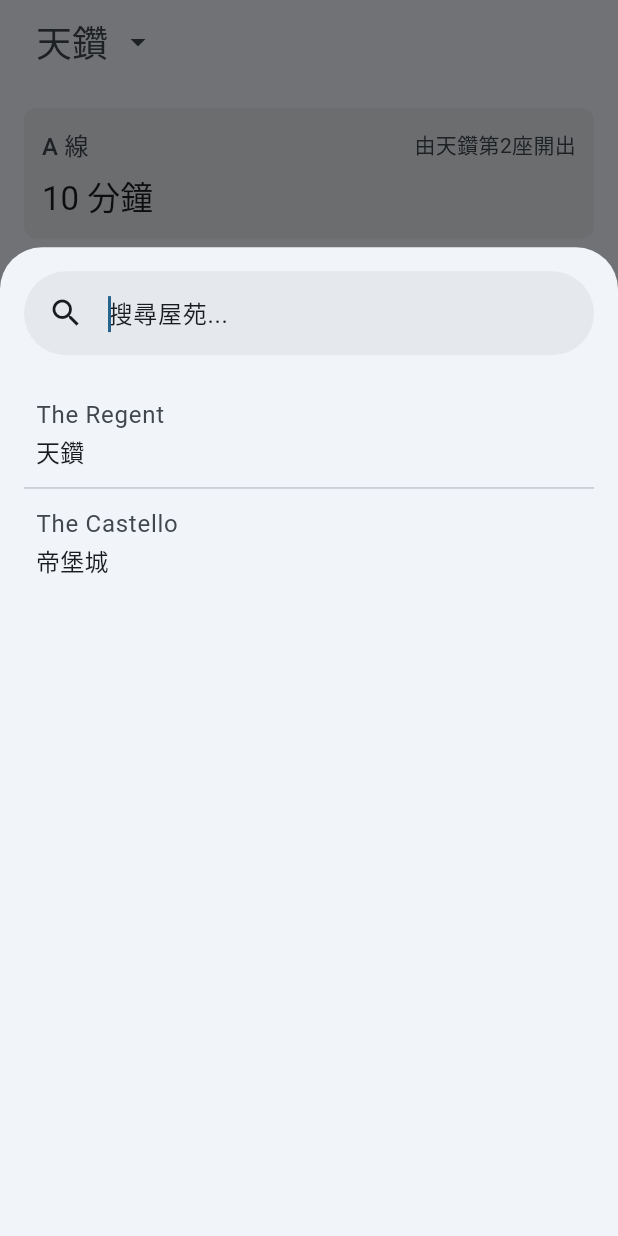
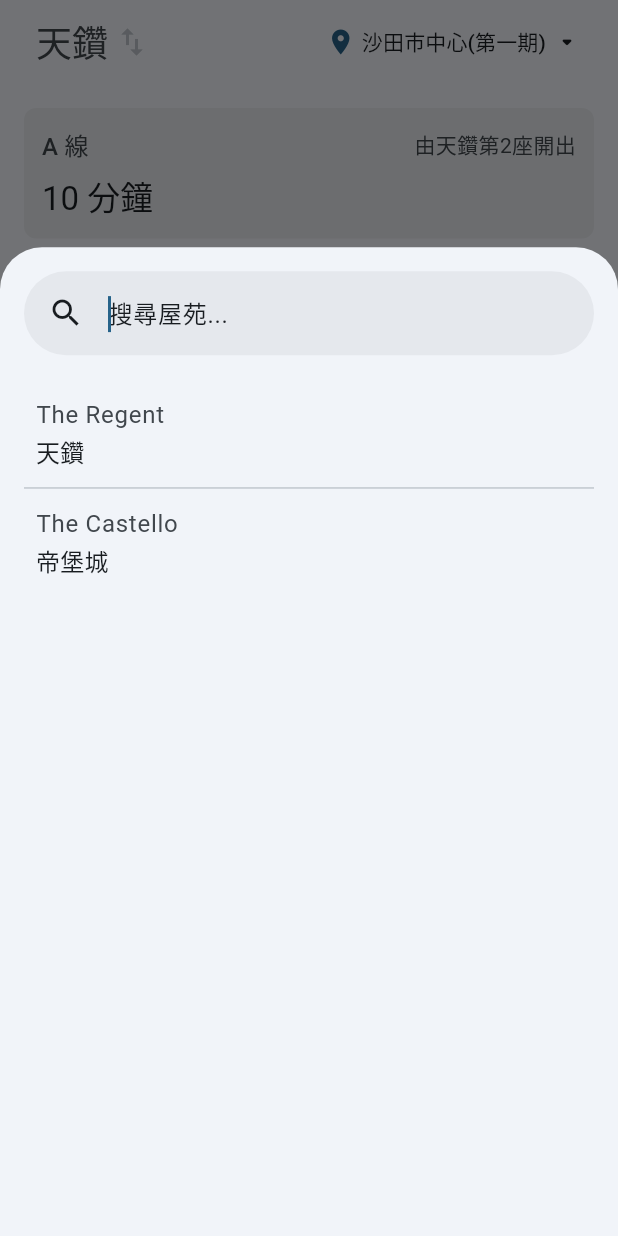
Before and after one commit to willixmch/shuttle, a Flutter app: the screen it shows after launch, after a tap on "天鑽", on a phone screen of 412 x 824 dp. Run offline on Flutter 3.47's test engine with Material 3 defaults, Android fonts, the light colour scheme and no system bars; our stand-ins replace shared_preferences, sqflite; accounts and stored records are empty.

Commit message:
Added Notes & Location in Home Bar

```diff
--- a/lib/components/estate_filter_sheet.dart
+++ b/lib/components/estate_filter_sheet.dart
@@ -1,10 +1,10 @@
-import 'package:flutter/material.dart';
-import 'package:shuttle/models/estate.dart';
-import 'package:shuttle/services/database_helper.dart';
+import 'package:flutter/material.dart'; // Flutter UI components
+import 'package:shuttle/models/estate.dart'; // Estate model
+import 'package:shuttle/services/database_helper.dart'; // Database helper
 
-// A bottom sheet widget for filtering estates with a search bar and estate list.
+// Bottom sheet for filtering estates with search and list
 class EstateFilterSheet extends StatefulWidget {
-  final ValueChanged<Estate> onEstateSelected;
+  final ValueChanged<Estate> onEstateSelected; // Callback for selected estate
 
   const EstateFilterSheet({
     super.key,
@@ -16,20 +16,19 @@
 }
 
 class _EstateFilterSheetState extends State<EstateFilterSheet> {
-  final DatabaseHelper _dbHelper = DatabaseHelper.instance;
-  final TextEditingController _searchController = TextEditingController();
-  final FocusNode _searchFocusNode = FocusNode(); // Add FocusNode
-  List<Estate> _estates = [];
-  List<Estate> _filteredEstates = [];
-  bool _isLoading = true;
+  final DatabaseHelper _dbHelper = DatabaseHelper.instance; // Database helper instance
+  final TextEditingController _searchController = TextEditingController(); // Search bar input controller
+  final FocusNode _searchFocusNode = FocusNode(); // Auto search bar focus
+  List<Estate> _estates = []; // Full estate list
+  List<Estate> _filteredEstates = []; // Filtered estate list
+  bool _isLoading = true; // Loading state
 
   @override
   void initState() {
     super.initState();
-    _loadEstates();
-    _searchController.addListener(_filterEstates);
-
-    // Request focus when the widget is built
+    _loadEstates(); // Fetch estates
+    _searchController.addListener(_filterEstates); // Listen for search input
+    // Auto-focus search bar after widget builds
     WidgetsBinding.instance.addPostFrameCallback((_) {
       _searchFocusNode.requestFocus();
     });
@@ -37,12 +36,12 @@
 
   @override
   void dispose() {
-    _searchController.dispose();
-    _searchFocusNode.dispose(); // Dispose FocusNode
+    _searchController.dispose(); // Clean up search controller
+    _searchFocusNode.dispose(); // Clean up focus node
     super.dispose();
   }
 
-  // Loads all estates from the database.
+  // Fetch all estates from database
   Future<void> _loadEstates() async {
     final estates = await _dbHelper.getAllEstates();
     if (mounted) {
@@ -54,7 +53,7 @@
     }
   }
 
-  // Filters estates based on the search query (searches both English and Chinese titles).
+  // Filter estates by search query (English/Chinese titles)
   void _filterEstates() {
     final query = _searchController.text.toLowerCase();
     setState(() {
@@ -67,57 +66,52 @@
 
   @override
   Widget build(BuildContext context) {
-
     final color = Theme.of(context).colorScheme;
     final typescale = Theme.of(context).textTheme;
 
     return Container(
-      padding: const EdgeInsets.all(16.0),
-      height: MediaQuery.of(context).size.height * 0.8, // 80% of screen height
+      padding: const EdgeInsets.all(16.0), // Padding for content
+      height: MediaQuery.of(context).size.height * 0.8, // 80% screen height
       child: Column(
         children: [
-          // Material 3 SearchBar without shadow
+          // Search bar for filtering estates
           SearchBar(
-            controller: _searchController,
-            focusNode: _searchFocusNode, // Attach FocusNode here
-            hintText: '搜尋屋苑...',
-            leading: const Icon(Icons.search),
-            textStyle: WidgetStatePropertyAll(typescale.bodyLarge),
-            padding: const WidgetStatePropertyAll(EdgeInsets.symmetric(horizontal: 16.0)),
+            controller: _searchController, // Connects to input
+            focusNode: _searchFocusNode, // Manages focus
+            hintText: '搜尋屋苑...', // Placeholder text
+            leading: const Icon(Icons.search), // Search icon
+            textStyle: WidgetStatePropertyAll(typescale.bodyLarge), // Text style
+            padding: const WidgetStatePropertyAll(EdgeInsets.symmetric(horizontal: 16.0)), // Inner padding
             elevation: const WidgetStatePropertyAll(0.0), // No shadow
           ),
-          const SizedBox(height: 16.0),
-          // Estate list or loading indicator
+          const SizedBox(height: 16.0), // Space below search bar
+          // List of estates or loading/no results
           Expanded(
             child: _isLoading
-                ? const Center(child: CircularProgressIndicator())
+                ? const Center(child: CircularProgressIndicator()) // Show loading
                 : _filteredEstates.isEmpty
-                    ? const Center(child: Text('沒有結果'))
+                    ? const Center(child: Text('沒有結果')) // Show no results
                     : ListView.separated(
-                        itemCount: _filteredEstates.length,
+                        itemCount: _filteredEstates.length, // Number of estates
                         itemBuilder: (context, index) {
                           final estate = _filteredEstates[index];
                           return ListTile(
-                            contentPadding: const EdgeInsets.symmetric(horizontal: 8.0),
+                            contentPadding: const EdgeInsets.symmetric(horizontal: 8.0), // Item padding
                             title: Text(
-                              estate.estateTitleEn,
-                              style: typescale.bodyLarge?.copyWith(
-                                color: color.onSurfaceVariant,
-                              ),
+                              estate.estateTitleEn, // English title
+                              style: typescale.bodyLarge?.copyWith(color: color.onSurfaceVariant),
                             ),
                             subtitle: Text(
-                              estate.estateTitleZh,
-                              style: typescale.titleMedium?.copyWith(
-                                color: color.onSurface,
-                              ),
+                              estate.estateTitleZh, // Chinese title
+                              style: typescale.titleMedium?.copyWith(color: color.onSurface),
                             ),
                             onTap: () {
-                              widget.onEstateSelected(estate);
-                              Navigator.pop(context); // Close bottom sheet
+                              widget.onEstateSelected(estate); // Call callback
+                              Navigator.pop(context); // Close sheet
                             },
                           );
                         },
-                        separatorBuilder: (context, index) => const Divider(height: 1,), // Add divider between items
+                        separatorBuilder: (context, index) => const Divider(height: 1), // Divider between items
                       ),
           ),
         ],
--- a/lib/components/home_bar.dart
+++ b/lib/components/home_bar.dart
@@ -2,13 +2,15 @@
 
 class HomeBar extends StatelessWidget implements PreferredSizeWidget {
   final double toolbarHeight;
-  final VoidCallback? onTap;
+  final VoidCallback? estateOnTap;
+  final VoidCallback? locationOnTap;
   final String estateTitle;
 
   const HomeBar({
     super.key,
     this.toolbarHeight = kToolbarHeight,
-    this.onTap,
+    this.estateOnTap,
+    this.locationOnTap,
     required this.estateTitle,
   });
 
@@ -21,16 +23,18 @@
       minimum: const EdgeInsets.symmetric(horizontal: 16),
       child: Align(
         alignment: Alignment.centerLeft,
-        child: SizedBox(
+        child: Row(
+          mainAxisAlignment: MainAxisAlignment.spaceBetween,
+          children: [
+            SizedBox(
               height: toolbarHeight,
-          child: InkWell(
-            onTap: onTap,
-            borderRadius: BorderRadius.circular(8),
+              child: GestureDetector(
+                onTap: estateOnTap,
                 child: Padding(
                   padding: const EdgeInsets.symmetric(horizontal: 8),
                   child: Row(
                     mainAxisSize: MainAxisSize.min,
-                spacing: 8,
+                    spacing: 4,
                     children: [
                       Text(
                         estateTitle,
@@ -39,14 +43,48 @@
                         ),
                       ),
                       Icon(
-                    Icons.arrow_drop_down,
+                        Icons.import_export,
                         size: 24,
-                    color: color.onSurfaceVariant,
+                        color: color.outlineVariant,
                       ),
                     ],
                   ),
                 ),
               ),
+            ),
+            SizedBox(
+              height: toolbarHeight,
+              child: GestureDetector(
+                onTap: locationOnTap,
+                child: Padding(
+                  padding: const EdgeInsets.symmetric(horizontal: 8),
+                  child: Row(
+                    mainAxisSize: MainAxisSize.min,
+                    spacing: 4,
+                    children: [
+                      Icon(
+                        Icons.location_on,
+                        size: 20,
+                        color: color.primary,
+                      ),
+                      Text(
+                        '沙田市中心(第一期)',
+                        style: typescale.labelLarge!.copyWith(
+                          color: color.onSurface,
+                        ),
+                      ),
+                      Icon(
+                        Icons.arrow_drop_down_rounded,
+                        size: 20,
+                        color: color.onSurface,
+                      ),
+                    ],
+                  ),
+                ),
+              ),
+
+            )
+          ],
         ),
       ),
     );
--- a/lib/pages/home.dart
+++ b/lib/pages/home.dart
@@ -231,7 +231,7 @@
   Widget build(BuildContext context) {
     return Scaffold(
       appBar: HomeBar(
-        onTap: _showEstateFilterSheet,
+        estateOnTap: _showEstateFilterSheet,
         estateTitle: _selectedEstate?.estateTitleZh ?? 'Select Estate',
       ),
       body: Container(
--- a/lib/services/database_helper.dart
+++ b/lib/services/database_helper.dart
@@ -1,4 +1,3 @@
-import 'package:shuttle/data/the_castello_data.dart';
 import 'package:sqflite/sqflite.dart';
 import 'package:path/path.dart';
 import '../models/estate.dart';
@@ -6,38 +5,32 @@
 import '../models/schedule.dart';
 
 import '../data/the_regent_data.dart';
+import '../data/the_castello_data.dart';
 
-// Singleton class to manage the SQLite database for shuttle bus data.
+// Manages SQLite database for shuttle bus data (singleton)
 class DatabaseHelper {
-  // Singleton instance to ensure one database connection.
-  static final DatabaseHelper instance = DatabaseHelper._init();
-  static Database? _database;
+  static final DatabaseHelper instance = DatabaseHelper._init(); // Singleton instance
+  static Database? _database; // Database instance
 
-  DatabaseHelper._init();
+  DatabaseHelper._init(); // Private constructor
 
-  // Getter for the database, initializes if not created.
+  // Gets database, initializes if null
   Future<Database> get database async {
     if (_database != null) return _database!;
     _database = await _initDB('shuttle.db');
     return _database!;
   }
 
-  // Initializes the database file.
+  // Sets up database file
   Future<Database> _initDB(String fileName) async {
     final dbPath = await getDatabasesPath();
     final path = join(dbPath, fileName);
-
-    // Open database and create tables on first run.
-    return await openDatabase(
-      path,
-      version: 1,
-      onCreate: _createDB,
-    );
+    return await openDatabase(path, version: 1, onCreate: _createDB);
   }
 
-  // Creates database schema and inserts data from estate files.
+  // Creates tables and inserts initial data
   Future _createDB(Database db, int version) async {
-    // Table for estates (e.g., theRegent).
+    // Estates table
     await db.execute('''
       CREATE TABLE estates (
         estateId TEXT PRIMARY KEY,
@@ -47,7 +40,7 @@
       )
     ''');
 
-    // Table for routes (e.g., A 線), linked to an estate.
+    // Routes table, linked to estates
     await db.execute('''
       CREATE TABLE routes (
         routeId TEXT PRIMARY KEY,
@@ -58,7 +51,7 @@
       )
     ''');
 
-    // Table for schedules (departure times), linked to a route.
+    // Schedules table, linked to routes
     await db.execute('''
       CREATE TABLE schedules (
         id INTEGER PRIMARY KEY AUTOINCREMENT,
@@ -69,73 +62,53 @@
       )
     ''');
 
-    // Insert data from estate files.
-    await _insertEstateData(db);
+    await _insertEstateData(db); // Insert initial data
   }
 
-  // Loads data from all estate data files into the database.
+  // Inserts data from estate files
   Future _insertEstateData(Database db) async {
-    // List of estate data sources (add new estate files here)
-    final estateDataSources = [theRegentData, theCastelloData];
-
+    final estateDataSources = [theRegentData, theCastelloData]; // Estate data sources
     for (var estateData in estateDataSources) {
-      // Insert estate.
-      await db.insert(
-        'estates',
-        {
+      // Insert estate
+      await db.insert('estates', {
         'estateId': estateData['estateId'],
         'estateName': estateData['estateName'],
         'estateTitleZh': estateData['estateTitleZh'],
         'estateTitleEn': estateData['estateTitleEn'],
-        },
-        conflictAlgorithm: ConflictAlgorithm.ignore,
-      );
+      }, conflictAlgorithm: ConflictAlgorithm.ignore);
 
-      // Insert routes and schedules, if routes exist.
+      // Insert routes, if any
       final routes = estateData['routes'] as List<dynamic>?;
       if (routes != null) {
         for (var route in routes) {
-          // Insert route.
-          await db.insert(
-            'routes',
-            {
+          await db.insert('routes', {
             'routeId': route['routeId'],
             'routeName': route['routeName'],
             'estateId': estateData['estateId'],
             'info': route['info'],
-            },
-            conflictAlgorithm: ConflictAlgorithm.ignore,
-          );
+          }, conflictAlgorithm: ConflictAlgorithm.ignore);
 
-          // Insert workday schedules, if they exist.
+          // Insert workday schedules
           final workdaySchedules = route['schedules']['workday'] as List<dynamic>?;
           if (workdaySchedules != null) {
             for (var time in workdaySchedules) {
-              await db.insert(
-                'schedules',
-                {
+              await db.insert('schedules', {
                 'routeId': route['routeId'],
                 'dayType': 'workday',
                 'departureTime': time,
-                },
-                conflictAlgorithm: ConflictAlgorithm.ignore,
-              );
+              }, conflictAlgorithm: ConflictAlgorithm.ignore);
             }
           }
 
-          // Insert weekend schedules, if they exist.
+          // Insert weekend schedules
           final weekendSchedules = route['schedules']['weekend'] as List<dynamic>?;
           if (weekendSchedules != null) {
             for (var time in weekendSchedules) {
-              await db.insert(
-                'schedules',
-                {
+              await db.insert('schedules', {
                 'routeId': route['routeId'],
                 'dayType': 'weekend',
                 'departureTime': time,
-                },
-                conflictAlgorithm: ConflictAlgorithm.ignore,
-              );
+              }, conflictAlgorithm: ConflictAlgorithm.ignore);
             }
           }
         }
@@ -143,46 +116,37 @@
     }
   }
 
-  // Fetches all estates from the database.
+  // Gets all estates
   Future<List<Estate>> getAllEstates() async {
     final db = await database;
-    final List<Map<String, dynamic>> maps = await db.query('estates');
+    final maps = await db.query('estates');
     return List.generate(maps.length, (i) => Estate.fromMap(maps[i]));
   }
 
-  // Fetches all routes from the database, including estate information.
+  // Gets all routes
   Future<List<Routes>> getAllRoutes() async {
     final db = await database;
-    final List<Map<String, dynamic>> maps = await db.query('routes');
+    final maps = await db.query('routes');
     return List.generate(maps.length, (i) => Routes.fromMap(maps[i]));
   }
 
-  // Fetches schedules for a specific route and day type (workday or weekend).
+  // Gets schedules for a route and day type
   Future<List<Schedule>> getSchedulesForRoute(String routeId, String dayType) async {
     final db = await database;
-    final List<Map<String, dynamic>> maps = await db.query(
-      'schedules',
-      where: 'routeId = ? AND dayType = ?',
-      whereArgs: [routeId, dayType],
-    );
+    final maps = await db.query('schedules',
+        where: 'routeId = ? AND dayType = ?', whereArgs: [routeId, dayType]);
     return List.generate(maps.length, (i) => Schedule.fromMap(maps[i]));
   }
 
-  // Fetches the estate for a given estateId.
+  // Gets estate by ID
   Future<Estate?> getEstateById(String estateId) async {
     final db = await database;
-    final List<Map<String, dynamic>> maps = await db.query(
-      'estates',
-      where: 'estateId = ?',
-      whereArgs: [estateId],
-    );
-    if (maps.isNotEmpty) {
-      return Estate.fromMap(maps.first);
-    }
-    return null;
+    final maps = await db.query('estates',
+        where: 'estateId = ?', whereArgs: [estateId]);
+    return maps.isNotEmpty ? Estate.fromMap(maps.first) : null;
   }
 
-  // Closes the database connection.
+  // Closes database
   Future close() async {
     final db = await database;
     db.close();
```
Lines whose indentation alone changed are shown as unchanged.
